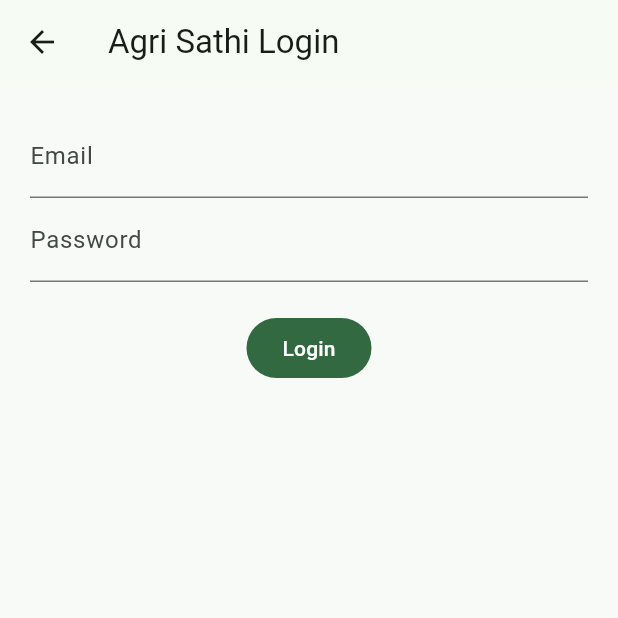
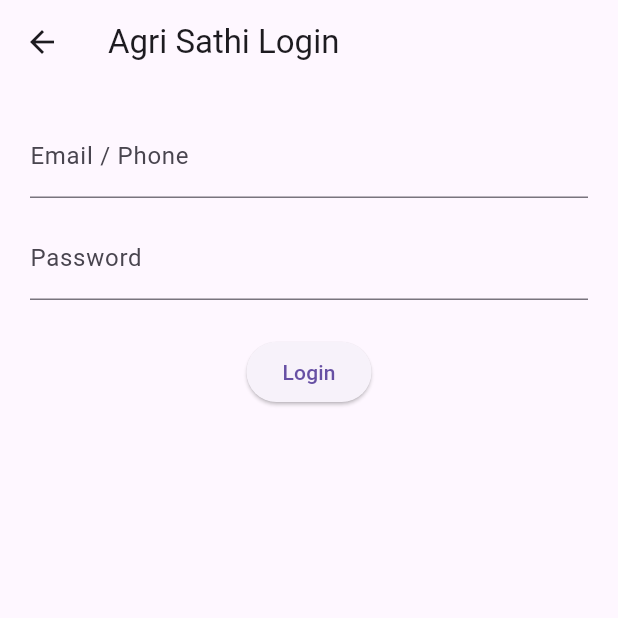
Before and after one commit to Yanulka-digital/agri_sathi, a Flutter app: the screen it shows after launch, after a tap on the "person outline" icon, on a phone screen of 412 x 824 dp, the top half of it. Run offline on Flutter 3.47's test engine with Material 3 defaults, Android fonts, the phone set to English and light mode, and no system bars; our stand-ins replace supabase_flutter; accounts and stored records are empty.

Commit message:
Fix all dart syntax brackets and semicolons

```diff
--- a/lib/main.dart
+++ b/lib/main.dart
@@ -4,25 +4,33 @@
 import 'screens/auth_screen.dart';
 import 'screens/admin_screen.dart';
 
-const supabaseUrl = 'https://lhmwvgylowennwenziml.supabase.co';
-const supabaseAnonKey = 'PASTE_YOUR_ANON_KEY_HERE';
-
 Future<void> main() async {
   WidgetsFlutterBinding.ensureInitialized();
-  await Supabase.initialize(url: supabaseUrl, anonKey: supabaseAnonKey);
+  await Supabase.initialize(
+    url: 'https://xyzcompany.supabase.co',
+    anonKey: 'public-anon-key',
+  );
   runApp(const AgriSathiApp());
 }
 
 class AgriSathiApp extends StatelessWidget {
   const AgriSathiApp({super.key});
+
   @override
-  Widget build(BuildContext context) => MaterialApp(
-    title: 'Agri Sathi',
-    debugShowCheckedModeBanner: false,
-    theme: ThemeData(useMaterial3: true,
-      colorScheme: ColorScheme.fromSeed(seedColor: const Color(0xFF166534)),
-      scaffoldBackgroundColor: const Color(0xFFF7FAF7)),
-    home: const HomeScreen(),
-    routes: {'/auth': (_) => const AuthScreen(), '/admin': (_) => const AdminScreen()},
-  );
+  Widget build(BuildContext context) {
+    return MaterialApp(
+      title: 'Agri Sathi',
+      debugShowCheckedModeBanner: false,
+      theme: ThemeData(
+        primarySwatch: Colors.green,
+        useMaterial3: true,
+      ),
+      initialRoute: '/',
+      routes: {
+        '/': (context) => const HomeScreen(),
+        '/auth': (context) => const AuthScreen(),
+        '/admin': (context) => const AdminScreen(),
+      },
+    );
+  }
 }
--- a/lib/screens/auth_screen.dart
+++ b/lib/screens/auth_screen.dart
@@ -1,11 +1,46 @@
 import 'package:flutter/material.dart';
-import 'package:supabase_flutter/supabase_flutter.dart';
-class AuthScreen extends StatefulWidget{const AuthScreen({super.key});@override State<AuthScreen> createState()=>_AuthScreenState();}
-class _AuthScreenState extends State<AuthScreen>{
- final email=TextEditingController(),password=TextEditingController();bool busy=false;
- Future<void>signIn()async{setState(()=>busy=true);try{await Supabase.instance.client.auth.signInWithPassword(email:email.text.trim(),password:password.text);if(mounted)ScaffoldMessenger.of(context).showSnackBar(const SnackBar(content:Text('Login सफल हुआ।')));}on AuthException catch(e){if(mounted)ScaffoldMessenger.of(context).showSnackBar(SnackBar(content:Text(e.message)));}finally{if(mounted)setState(()=>busy=false);}}
- @override Widget build(BuildContext context)=>Scaffold(appBar:AppBar(title:const Text('Agri Sathi Login')),body:Padding(padding:const EdgeInsets.all(20),child:Column(children:[
- TextField(controller:email,keyboardType:TextInputType.emailAddress,decoration:const InputDecoration(labelText:'Email')),
- TextField(controller:password,obscureText:true,decoration:const InputDecoration(labelText:'Password')),
- const SizedBox(height:20),FilledButton(onPressed:busy?null:signIn,child:Text(busy?'Please wait...':'Login'))]));
+
+class AuthScreen extends StatefulWidget {
+  const AuthScreen({super.key});
+
+  @override
+  State<AuthScreen> createState() => _AuthScreenState();
 }
+
+class _AuthScreenState extends State<AuthScreen> {
+  final TextEditingController emailController = TextEditingController();
+  final TextEditingController passwordController = TextEditingController();
+
+  @override
+  Widget build(BuildContext context) {
+    return Scaffold(
+      appBar: AppBar(
+        title: const Text('Agri Sathi Login'),
+      ),
+      body: Padding(
+        padding: const EdgeInsets.all(20),
+        child: Column(
+          children: [
+            TextField(
+              controller: emailController,
+              decoration: const InputDecoration(labelText: 'Email / Phone'),
+            ),
+            const SizedBox(height: 12),
+            TextField(
+              controller: passwordController,
+              obscureText: true,
+              decoration: const InputDecoration(labelText: 'Password'),
+            ),
+            const SizedBox(height: 24),
+            ElevatedButton(
+              onPressed: () {
+                Navigator.pop(context);
+              },
+              child: const Text('Login'),
+            ),
+          ],
+        ),
+      ),
+    );
+  }
+}
--- a/lib/screens/home_screen.dart
+++ b/lib/screens/home_screen.dart
@@ -1,35 +1,57 @@
 import 'package:flutter/material.dart';
-import 'package:supabase_flutter/supabase_flutter.dart';
 import 'product_detail_screen.dart';
 
 class HomeScreen extends StatefulWidget {
   const HomeScreen({super.key});
-  @override State<HomeScreen> createState() => _HomeScreenState();
+
+  @override
+  State<HomeScreen> createState() => _HomeScreenState();
 }
+
 class _HomeScreenState extends State<HomeScreen> {
-  final client = Supabase.instance.client;
-  List<Map<String,dynamic>> products = [], categories = [];
-  bool loading = true; String search = '';
-  @override void initState(){super.initState(); loadData();}
-  Future<void> loadData() async {
-    final c=await client.from('categories').select().eq('active',true).order('created_at');
-    final p=await client.from('products').select().eq('active',true).order('created_at',ascending:false);
-    if(mounted)setState(()=>{categories=List<Map<String,dynamic>>.from(c),products=List<Map<String,dynamic>>.from(p),loading=false});
-  }
-  @override Widget build(BuildContext context){
-    final filtered=products.where((p){final q=search.trim().toLowerCase();return q.isEmpty||(p['name_hi']??'').toString().toLowerCase().contains(q)||(p['name_en']??'').toString().toLowerCase().contains(q)||(p['brand']??'').toString().toLowerCase().contains(q);}).toList();
-    return Scaffold(appBar:AppBar(title:const Text('Agri Sathi',style:TextStyle(fontWeight:FontWeight.bold)),actions:[IconButton(onPressed:()=>Navigator.pushNamed(context,'/auth'),icon:const Icon(Icons.person_outline))]),
-      body:RefreshIndicator(onRefresh:loadData,child:ListView(padding:const EdgeInsets.all(16),children:[
-        TextField(onChanged:(v)=>setState(()=>search=v),decoration:InputDecoration(hintText:'बीज, खाद, कीटनाशक खोजें...',prefixIcon:const Icon(Icons.search),filled:true,fillColor:Colors.white,border:OutlineInputBorder(borderRadius:BorderRadius.circular(16),borderSide:BorderSide.none))),
-        const SizedBox(height:18),const Text('श्रेणियाँ',style:TextStyle(fontSize:20,fontWeight:FontWeight.bold)),const SizedBox(height:10),
-        SizedBox(height:90,child:loading?const Center(child:CircularProgressIndicator()):ListView.separated(scrollDirection:Axis.horizontal,itemCount:categories.length,separatorBuilder:(_,__)=>const SizedBox(width:10),itemBuilder:(_,i)=>Container(width:125,padding:const EdgeInsets.all(12),decoration:BoxDecoration(color:const Color(0xFFE8F5E9),borderRadius:BorderRadius.circular(16)),child:Center(child:Text(categories[i]['name_hi']??'',textAlign:TextAlign.center))))),
-        const SizedBox(height:20),const Text('उत्पाद',style:TextStyle(fontSize:20,fontWeight:FontWeight.bold)),const SizedBox(height:10),
-        if(loading)const Center(child:CircularProgressIndicator()),
-        if(!loading&&filtered.isEmpty)const Padding(padding:EdgeInsets.all(30),child:Center(child:Text('अभी कोई उत्पाद उपलब्ध नहीं है।'))),
-        ...filtered.map((p)=>Card(margin:const EdgeInsets.only(bottom:12),child:ListTile(
-          leading:p['image_url']!=null?Image.network(p['image_url'],width:60,height:60,fit:BoxFit.cover):const CircleAvatar(child:Icon(Icons.eco)),
-          title:Text(p['name_hi']??p['name_en']??''),subtitle:Text(p['brand']??''),trailing:const Icon(Icons.chevron_right),
-          onTap:()=>Navigator.push(context,MaterialPageRoute(builder:(_)=>ProductDetailScreen(product:p))))),
-      ]));
+  final List<Map<String, dynamic>> products = [
+    {'id': '1', 'name': 'DAP Fertilizer', 'price': 1350},
+    {'id': '2', 'name': 'NPK 19:19:19', 'price': 950},
+    {'id': '3', 'name': 'Trichoderma Viride', 'price': 250},
+  ];
+
+  @override
+  Widget build(BuildContext context) {
+    return Scaffold(
+      appBar: AppBar(
+        title: const Text('Agri Sathi', style: TextStyle(fontWeight: FontWeight.bold)),
+        actions: [
+          IconButton(
+            onPressed: () => Navigator.pushNamed(context, '/auth'),
+            icon: const Icon(Icons.person_outline),
+          ),
+        ],
+      ),
+      body: ListView(
+        padding: const EdgeInsets.all(12),
+        children: products.map((p) {
+          return Card(
+            margin: const EdgeInsets.only(bottom: 12),
+            child: ListTile(
+              title: Text(p['name'].toString()),
+              subtitle: Text('₹${p['price']}'),
+              trailing: const Icon(Icons.arrow_forward_ios, size: 16),
+              onTap: () {
+                Navigator.push(
+                  context,
+                  MaterialPageRoute(
+                    builder: (context) => ProductDetailScreen(product: p),
+                  ),
+                );
+              },
+            ),
+          );
+        }).toList(),
+      ),
+      floatingActionButton: FloatingActionButton(
+        onPressed: () => Navigator.pushNamed(context, '/admin'),
+        child: const Icon(Icons.add),
+      ),
+    );
   }
 }
```
Also changed, not shown: lib/screens/admin_screen.dart (+31 -15 lines), lib/screens/product_detail_screen.dart (+69 -25 lines).
